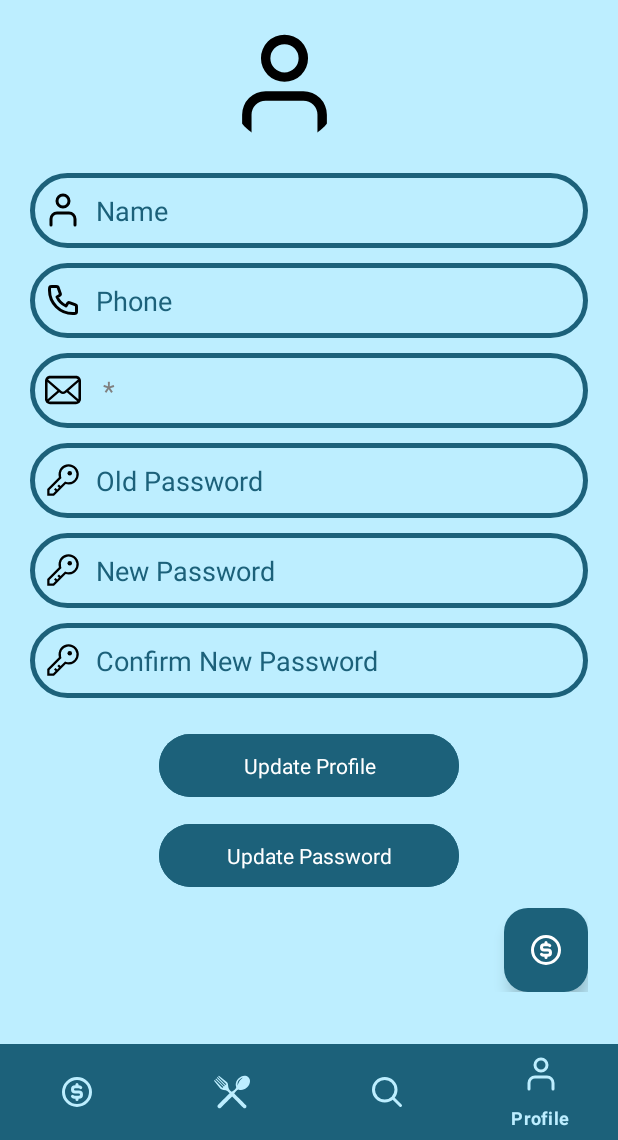
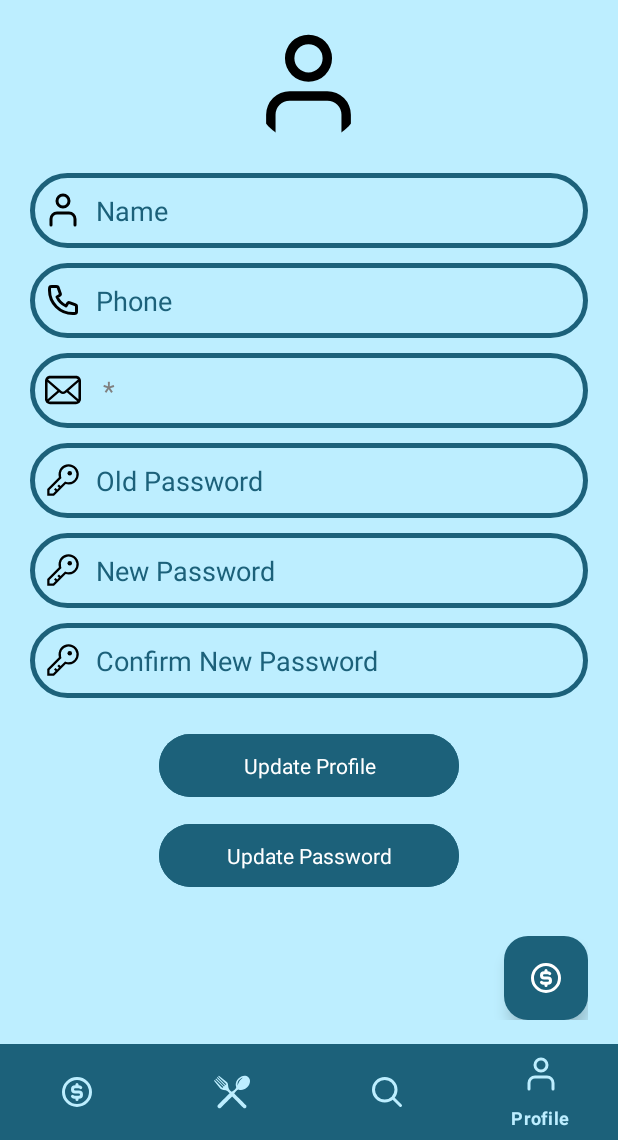
Before and after one commit to farhan-hasan/MessMate, an Android app: the RentFragment screen opened directly, with no data from a screen before it, item 4 of the bottom bar chosen, on a phone screen of 412 x 824 dp, the part 96-1236 px from its top. Run offline under Robolectric (Android 15) with nearby library versions, the light colour scheme and no system bars; our stand-ins replace CircleImageView, Firebase (no records; nobody signed in at launch, a user with empty details on screens opened directly); libraries missing offline, so code that uses them is left out: com.orhanobut.dialogplus.

Commit message:
Project Finished V3 (profile layout fix, user details update query in rent remove and resident remove)

```diff
--- a/app/src/main/res/layout/fragment_profile.xml
+++ b/app/src/main/res/layout/fragment_profile.xml
@@ -4,10 +4,11 @@
     xmlns:tools="http://schemas.android.com/tools"
     android:layout_width="match_parent"
     android:layout_height="match_parent"
+    android:paddingBottom="16dp"
     tools:context=".fragments.RentFragment">
 
 
-    <LinearLayout
+    <RelativeLayout
         android:layout_width="match_parent"
         android:layout_height="wrap_content"
         android:orientation="vertical"
@@ -43,7 +44,6 @@
                     android:src="@drawable/residentpersonsvg"
                     android:layout_alignParentStart="true"
                     android:layout_centerVertical="true"
-                    android:layout_marginEnd="16dp"
                     />
 
                 <EditText
@@ -159,26 +159,27 @@
                     android:text="Update Password"
                     android:textColor="#FFF" />
 
+
+            </LinearLayout>
+
+        </ScrollView>
+
         <com.google.android.material.floatingactionbutton.FloatingActionButton
             android:id="@+id/totalamountfloatbutton"
             style="?android:attr/absListViewStyle"
             android:layout_width="match_parent"
             android:layout_height="wrap_content"
-                    android:layout_gravity="right"
             android:src="@drawable/cashsvg"
             android:scaleType="center"
             android:clickable="true"
-                    android:layout_marginTop="10dp"
+            android:layout_alignParentEnd="true"
+            android:layout_alignParentBottom="true"
             app:tint="#FFF"
             android:backgroundTint="@color/primary_color"
             />
 
-            </LinearLayout>
 
-        </ScrollView>
-
-
-    </LinearLayout>
+    </RelativeLayout>
 
 
 
```
Also changed, not shown: app/src/main/java/com/example/messmate/adapters/MessListRecyclerAdapter.java (+55 -37 lines), app/src/main/java/com/example/messmate/screens/RentMessDetailsActivity.java (+26 -3 lines). Lines whose indentation alone changed are shown as unchanged.
